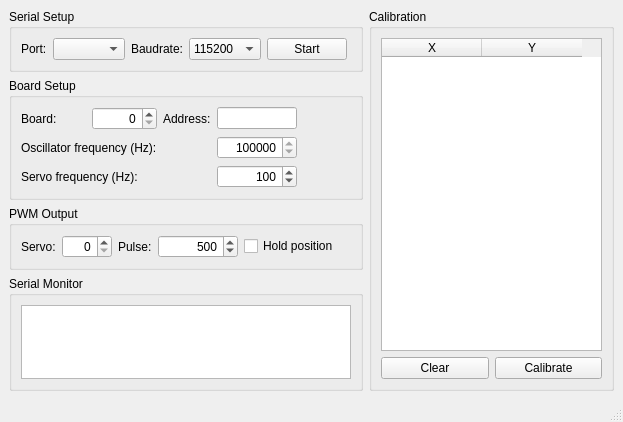
First picture: the form in python/mainwindow.ui, repository marcosswald/sfero, before the edit.
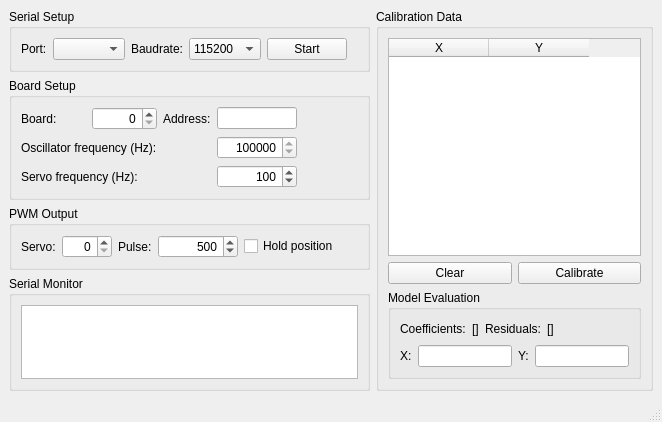
Second picture: the form after the edit.

Commit message: add feature to evaluate x and y from calibrated model

Patch:
```diff
--- a/python/mainwindow.ui
+++ b/python/mainwindow.ui
@@ -6,7 +6,7 @@
    <rect>
     <x>0</x>
     <y>0</y>
-    <width>623</width>
+    <width>662</width>
     <height>422</height>
    </rect>
   </property>
@@ -330,7 +330,7 @@
     <item>
      <widget class="QGroupBox" name="groupBox_5">
       <property name="title">
-       <string>Calibration</string>
+       <string>Calibration Data</string>
       </property>
       <layout class="QVBoxLayout" name="verticalLayout_4">
        <item>
@@ -365,6 +365,84 @@
          </item>
         </layout>
        </item>
+       <item>
+        <widget class="QGroupBox" name="groupBox_6">
+         <property name="title">
+          <string>Model Evaluation</string>
+         </property>
+         <layout class="QVBoxLayout" name="verticalLayout_3">
+          <item>
+           <layout class="QHBoxLayout" name="horizontalLayout">
+            <item>
+             <widget class="QLabel" name="label_5">
+              <property name="text">
+               <string>Coefficients:</string>
+              </property>
+             </widget>
+            </item>
+            <item>
+             <widget class="QLabel" name="coefficients_label">
+              <property name="text">
+               <string>[]</string>
+              </property>
+             </widget>
+            </item>
+            <item>
+             <widget class="QLabel" name="label_10">
+              <property name="text">
+               <string>Residuals:</string>
+              </property>
+             </widget>
+            </item>
+            <item>
+             <widget class="QLabel" name="residuals_label">
+              <property name="text">
+               <string>[]</string>
+              </property>
+             </widget>
+            </item>
+            <item>
+             <spacer name="horizontalSpacer_2">
+              <property name="orientation">
+               <enum>Qt::Horizontal</enum>
+              </property>
+              <property name="sizeHint" stdset="0">
+               <size>
+                <width>40</width>
+                <height>20</height>
+               </size>
+              </property>
+             </spacer>
+            </item>
+           </layout>
+          </item>
+          <item>
+           <layout class="QHBoxLayout" name="horizontalLayout_5">
+            <item>
+             <widget class="QLabel" name="label_11">
+              <property name="text">
+               <string>X:</string>
+              </property>
+             </widget>
+            </item>
+            <item>
+             <widget class="QLineEdit" name="x_edit"/>
+            </item>
+            <item>
+             <widget class="QLabel" name="label_12">
+              <property name="text">
+               <string>Y:</string>
+              </property>
+             </widget>
+            </item>
+            <item>
+             <widget class="QLineEdit" name="y_edit"/>
+            </item>
+           </layout>
+          </item>
+         </layout>
+        </widget>
+       </item>
       </layout>
      </widget>
     </item>
```
Left out of the diff: 2 changed lines with no effect on the pictures. The commit also changes 1 other file.
